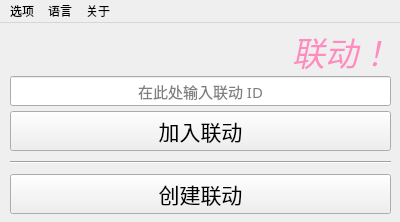
First picture: the form in ui/windows/mainwindow.ui, repository reitovo/vlink-client, before the edit.
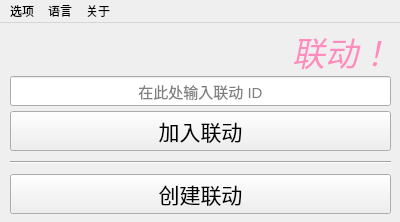
Second picture: the form after the edit. Icons and pictures are not drawn.

The edit to the form file:
```diff
--- a/ui/windows/mainwindow.ui
+++ b/ui/windows/mainwindow.ui
@@ -120,7 +120,7 @@
        </property>
        <property name="font">
         <font>
-         <family>MiSans</family>
+         <family>Microsoft YaHei UI</family>
          <pointsize>11</pointsize>
          <bold>false</bold>
         </font>
```
Left out of the diff: 6 changed lines with no effect on the pictures.
